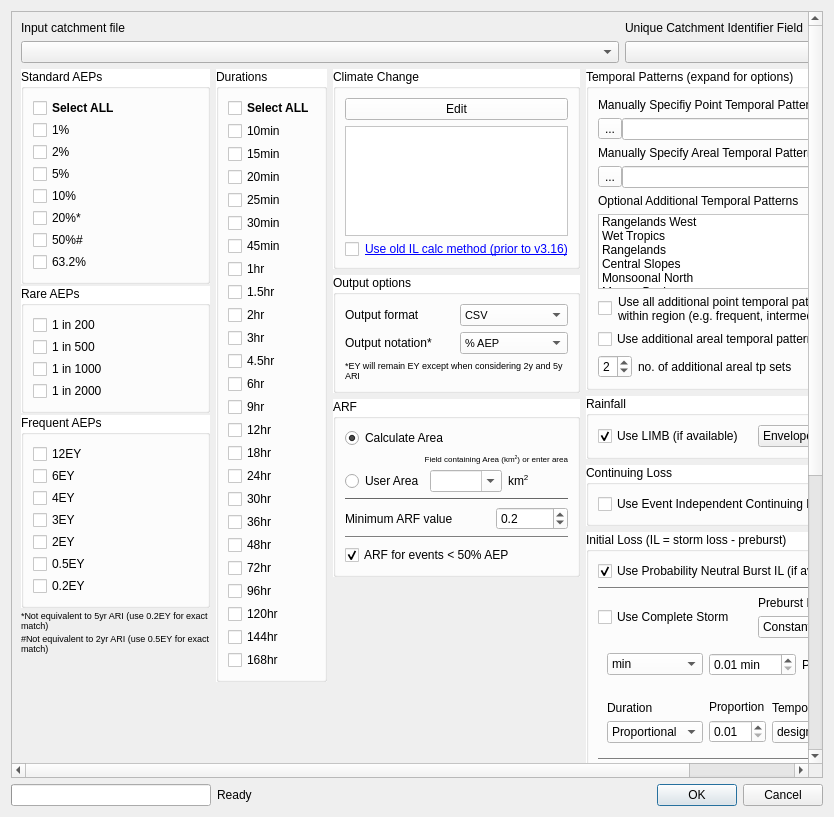
Above: tuflow/forms/ui_tuflowqgis_arr2016.ui from TUFLOW-Support/QGIS-TUFLOW-Plugin before the change. Below: the same form after it.
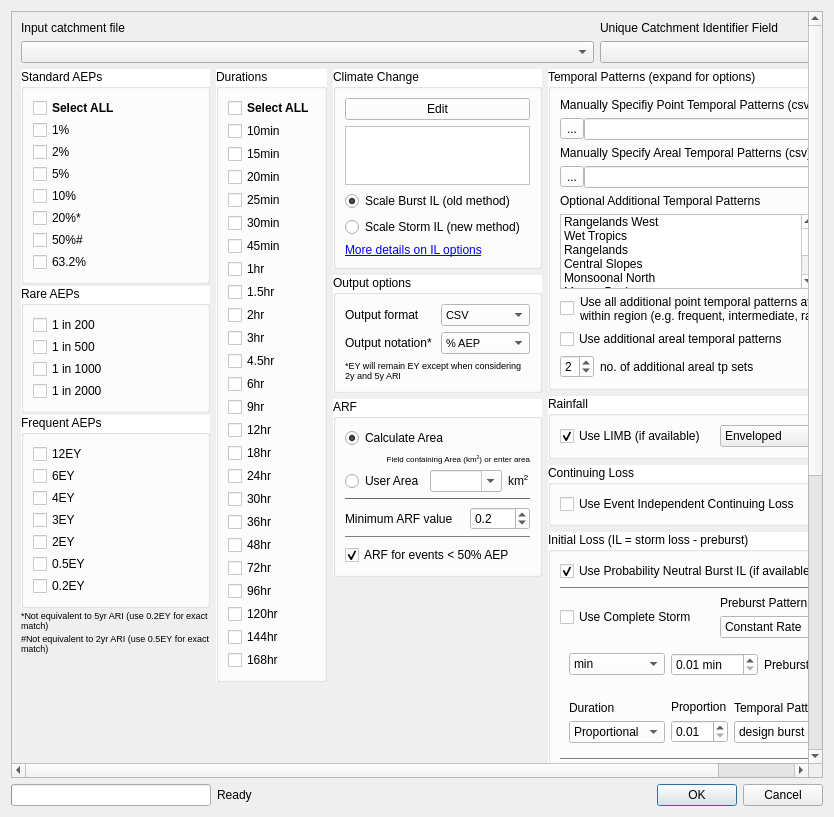
That is the form after the change. Custom widgets are drawn as their Qt base class.

The edit to the form file:
```diff
--- a/tuflow/forms/ui_tuflowqgis_arr2016.ui
+++ b/tuflow/forms/ui_tuflowqgis_arr2016.ui
@@ -75,7 +75,7 @@
        <rect>
         <x>0</x>
         <y>0</y>
-        <width>801</width>
+        <width>797</width>
         <height>1123</height>
        </rect>
       </property>
@@ -2909,18 +2909,11 @@
               <item>
                <layout class="QHBoxLayout" name="horizontalLayout_22">
                 <item>
-                 <widget class="QCheckBox" name="cb_cc_il_old_method">
+                 <widget class="QRadioButton" name="rb_scale_burst_il">
                   <property name="text">
-                   <string/>
+                   <string>Scale Burst IL (old method)</string>
                   </property>
-                 </widget>
-                </item>
-                <item>
-                 <widget class="QLabel" name="label_6">
-                  <property name="text">
-                   <string>&lt;html&gt;&lt;head/&gt;&lt;body&gt;&lt;p&gt;&lt;a href=&quot;https://docs.tuflow.com/qgis-tuflow-plugin/changelog/3.16/#arr-to-tuflow---update-to-climate-change-initial-loss-calculation&quot;&gt;&lt;span style=&quot; text-decoration: underline; color:#0000ff;&quot;&gt;Use old IL calc method (prior to v3.16)&lt;/span&gt;&lt;/a&gt;&lt;/p&gt;&lt;/body&gt;&lt;/html&gt;</string>
-                  </property>
-                  <property name="openExternalLinks">
+                  <property name="checked">
                    <bool>true</bool>
                   </property>
                  </widget>
@@ -2940,6 +2933,43 @@
                 </item>
                </layout>
               </item>
+              <item>
+               <layout class="QHBoxLayout" name="horizontalLayout_23">
+                <item>
+                 <widget class="QRadioButton" name="rb_scale_storm_il">
+                  <property name="text">
+                   <string>Scale Storm IL (new method)</string>
+                  </property>
+                  <attribute name="buttonGroup">
+                   <string notr="true">buttonGroup</string>
+                  </attribute>
+                 </widget>
+                </item>
+                <item>
+                 <spacer name="horizontalSpacer_17">
+                  <property name="orientation">
+                   <enum>Qt::Horizontal</enum>
+                  </property>
+                  <property name="sizeHint" stdset="0">
+                   <size>
+                    <width>40</width>
+                    <height>20</height>
+                   </size>
+                  </property>
+                 </spacer>
+                </item>
+               </layout>
+              </item>
+              <item>
+               <widget class="QLabel" name="label_cc_il_options">
+                <property name="text">
+                 <string>&lt;html&gt;&lt;head/&gt;&lt;body&gt;&lt;p&gt;&lt;a href=&quot;https://docs.tuflow.com/qgis-tuflow-plugin/changelog/2026.0.0/#arr-to-tuflow---update-to-climate-change-initial-loss-options&quot;&gt;&lt;span style=&quot; text-decoration: underline; color:#0000ff;&quot;&gt;More details on IL options&lt;/span&gt;&lt;/a&gt;&lt;/p&gt;&lt;/body&gt;&lt;/html&gt;</string>
+                </property>
+                <property name="openExternalLinks">
+                 <bool>true</bool>
+                </property>
+               </widget>
+              </item>
              </layout>
             </widget>
            </item>
```
Left out of the diff: 6 changed lines with no effect on the pictures.
